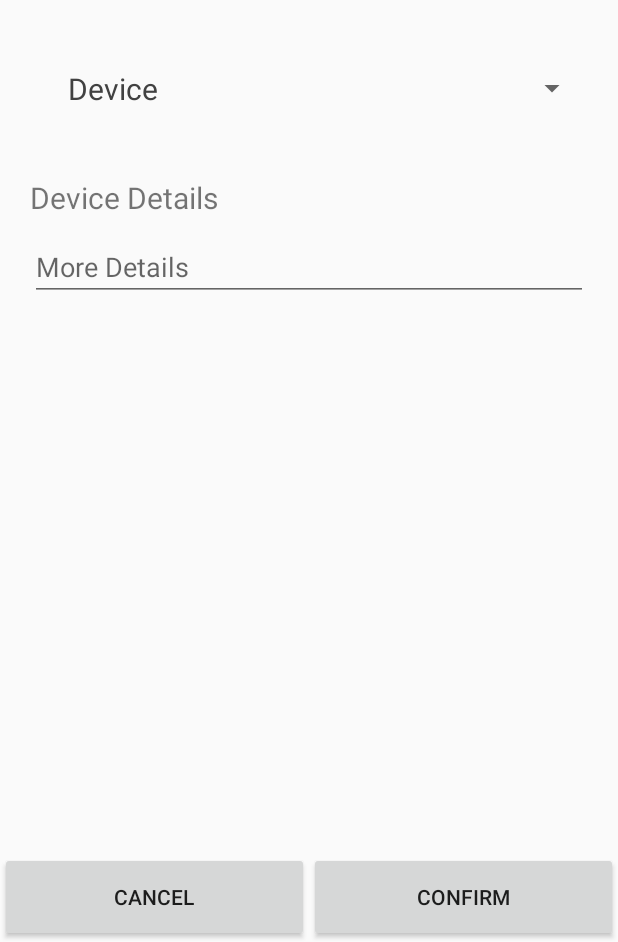
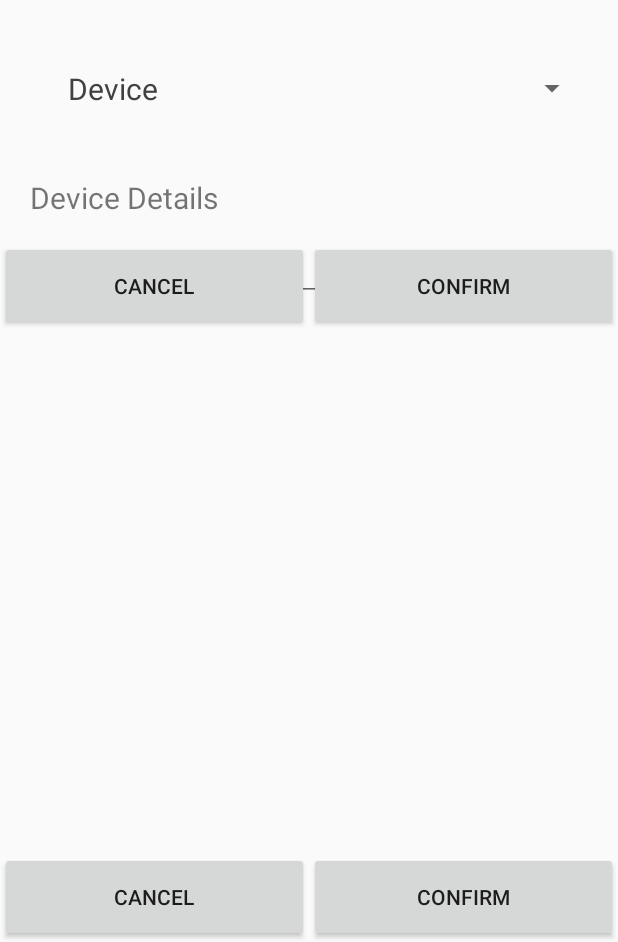
Before and after one commit to prathanbomb/DeviceManager, an Android app: the AddDeviceFragment screen opened directly, with no data from a screen before it, on a phone screen of 412 x 824 dp, the part 294-1236 px from its top. Run offline under Robolectric (Android 15) with nearby library versions, the phone set to English and light mode, and no system bars.

Commit message:
Update bottom button

```diff
--- a/app/src/main/res/layout/fragment_edit_detail.xml
+++ b/app/src/main/res/layout/fragment_edit_detail.xml
@@ -1,7 +1,12 @@
 <?xml version="1.0" encoding="utf-8"?>
 <ScrollView xmlns:android="http://schemas.android.com/apk/res/android"
     android:layout_width="match_parent"
-    android:layout_height="match_parent">
+    android:layout_height="match_parent"
+    android:fillViewport="true">
+
+    <RelativeLayout
+        android:layout_width="wrap_content"
+        android:layout_height="wrap_content">
 
         <LinearLayout
             android:layout_width="match_parent"
@@ -75,4 +80,27 @@
 
         </LinearLayout>
 
+        <LinearLayout
+            android:layout_width="match_parent"
+            android:layout_height="wrap_content"
+            android:layout_alignParentBottom="true"
+            android:orientation="horizontal">
+
+            <Button
+                android:text="@string/cancel"
+                android:id="@+id/btnCancel"
+                android:layout_width="0dp"
+                android:layout_height="60dp"
+                android:layout_weight="1" />
+
+            <Button
+                android:text="@string/confirm"
+                android:id="@+id/btnConfirm"
+                android:layout_width="0dp"
+                android:layout_height="60dp"
+                android:layout_weight="1" />
+        </LinearLayout>
+
+    </RelativeLayout>
+
 </ScrollView>
```
Lines whose indentation alone changed are shown as unchanged.
